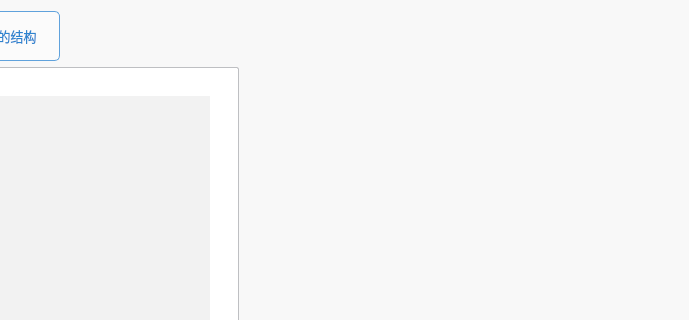
Above: mycanvas.ui from zzaiyan/SocialNetwork before the change; both pictures show x 511 to 1200 and y 0 to 320 of the 1200 by 800 pixel window. Below: the same form after it.
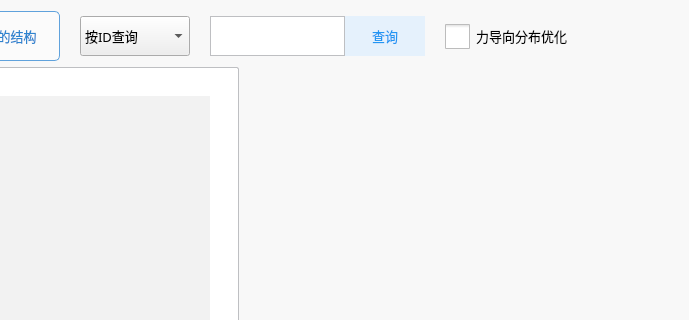
That is the form after the change. Icons and pictures are not drawn.

```diff
--- a/mycanvas.ui
+++ b/mycanvas.ui
@@ -28,6 +28,9 @@
     background-color: white;
     border: 0px solid #008cba;
 }
+QLineEdit#queryEdit{
+   border: 1px solid #BEBFC2;
+}
 QPlainTextEdit{
    color: #69788F;
 	padding:5px;
@@ -54,6 +57,19 @@
 	border: 1px solid #BEBFC2;
 	border-radius: 2px;
 }
+QCheckBox::indicator {
+        width: 25px;
+        height: 25px;
+}
+QCheckBox::indicator:enabled:unchecked {
+        image: url(:/icon/checkbox0.svg);
+}
+QCheckBox::indicator:enabled:checked {
+        image: url(:/icon/checkbox1.svg);
+}
+QPushButton#queryButton{
+	border-radius: 0px;	
+}
 QPushButton#addRole,#exportImg,#debugButton{
 	background-color: rgba(255,255,255,100);
 	border:1px solid #60a2dc;
@@ -180,6 +196,102 @@
        </property>
       </widget>
      </item>
+     <item>
+      <widget class="QComboBox" name="comboBox">
+       <property name="minimumSize">
+        <size>
+         <width>110</width>
+         <height>40</height>
+        </size>
+       </property>
+       <property name="font">
+        <font>
+         <family>Microsoft YaHei</family>
+         <pointsize>10</pointsize>
+        </font>
+       </property>
+       <item>
+        <property name="text">
+         <string>按ID查询</string>
+        </property>
+       </item>
+       <item>
+        <property name="text">
+         <string>按姓名查询</string>
+        </property>
+       </item>
+      </widget>
+     </item>
+     <item>
+      <layout class="QHBoxLayout" name="horizontalLayout_2">
+       <property name="spacing">
+        <number>0</number>
+       </property>
+       <item>
+        <widget class="QLineEdit" name="queryEdit">
+         <property name="minimumSize">
+          <size>
+           <width>100</width>
+           <height>40</height>
+          </size>
+         </property>
+         <property name="font">
+          <font>
+           <family>Microsoft YaHei</family>
+           <pointsize>10</pointsize>
+          </font>
+         </property>
+        </widget>
+       </item>
+       <item>
+        <widget class="QPushButton" name="queryButton">
+         <property name="minimumSize">
+          <size>
+           <width>80</width>
+           <height>40</height>
+          </size>
+         </property>
+         <property name="font">
+          <font>
+           <family>Microsoft YaHei</family>
+           <pointsize>10</pointsize>
+          </font>
+         </property>
+         <property name="text">
+          <string>查询</string>
+         </property>
+        </widget>
+       </item>
+      </layout>
+     </item>
+     <item>
+      <widget class="QCheckBox" name="checkBox">
+       <property name="minimumSize">
+        <size>
+         <width>0</width>
+         <height>30</height>
+        </size>
+       </property>
+       <property name="font">
+        <font>
+         <family>Microsoft YaHei</family>
+         <pointsize>10</pointsize>
+        </font>
+       </property>
+       <property name="text">
+        <string>力导向分布优化</string>
+       </property>
+       <property name="icon">
+        <iconset theme="accessories-dictionary"/>
+       </property>
+       <property name="iconSize">
+        <size>
+         <width>30</width>
+         <height>30</height>
+        </size>
+       </property>
+      </widget>
+     </item>
      <item>
       <spacer name="horizontalSpacer">
        <property name="orientation">
```
